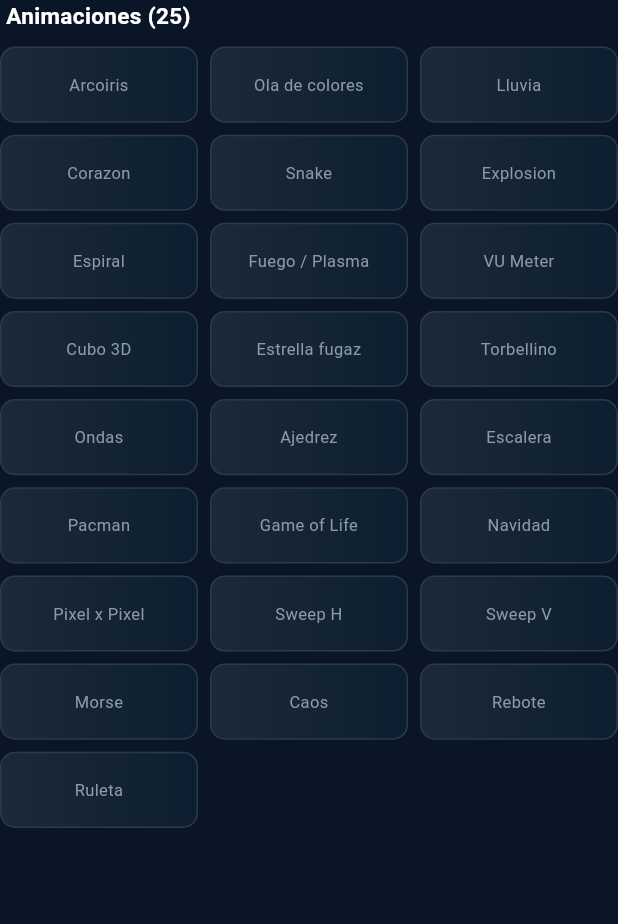
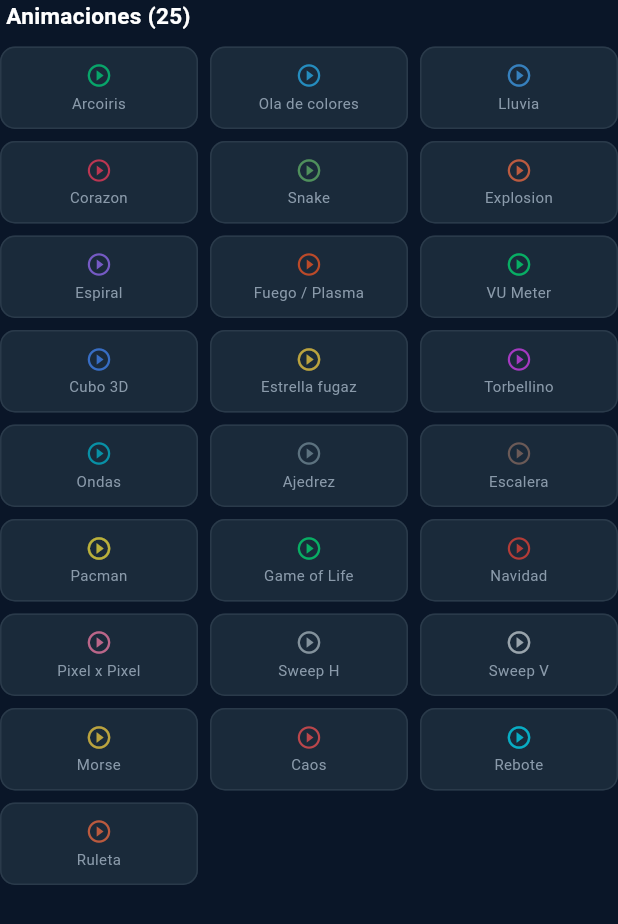
Before and after one commit to tarzar1/bt, a Flutter app: the AnimationGrid widget shown alone on an empty page, opened directly, on a phone screen of 412 x 824 dp. Shown: the top 924 px of the screen. Run offline on Flutter 3.47's test engine with Material 3 defaults, Android fonts, the phone set to English and light mode, and no system bars; our stand-ins replace flutter_blue_plus, flutter_riverpod.

Commit message:
Fix UI: Scaffold wrapper, play buttons with InkWell, overflow fix, demo mode

```diff
--- a/lib/widgets/anim_grid.dart
+++ b/lib/widgets/anim_grid.dart
@@ -24,14 +24,13 @@ class AnimationGrid extends ConsumerWidget {
                   fontWeight: FontWeight.bold,
                   color: Colors.white)),
         ),
-        SizedBox(
-          height: (animations.length / _columns).ceil() * 82.0,
-          child: GridView.builder(
+        GridView.builder(
+          shrinkWrap: true,
           physics: const NeverScrollableScrollPhysics(),
           padding: EdgeInsets.zero,
           gridDelegate: const SliverGridDelegateWithFixedCrossAxisCount(
             crossAxisCount: _columns,
-              childAspectRatio: 2.6,
+            childAspectRatio: 2.4,
             crossAxisSpacing: 8,
             mainAxisSpacing: 8,
           ),
@@ -39,37 +38,67 @@ class AnimationGrid extends ConsumerWidget {
           itemBuilder: (context, i) {
             final a = animations[i];
             final active = current == a.name;
-              return GestureDetector(
+            return _AnimCell(
+              name: a.name,
+              color: Color(a.colors[0]),
+              active: active,
               onTap: () {
                 svc.anim(a.name);
                 ref.read(currentAnimProvider.notifier).state = a.name;
               },
-                child: AnimatedContainer(
-                  duration: const Duration(milliseconds: 200),
+            );
+          },
+        ),
+      ],
+    );
+  }
+}
+
+class _AnimCell extends StatelessWidget {
+  final String name;
+  final Color color;
+  final bool active;
+  final VoidCallback onTap;
+
+  const _AnimCell({
+    required this.name,
+    required this.color,
+    required this.active,
+    required this.onTap,
+  });
+
+  @override
+  Widget build(BuildContext context) {
+    return Material(
+      color: active ? color : const Color(0xFF1A2A3A),
+      borderRadius: BorderRadius.circular(10),
+      child: InkWell(
+        onTap: onTap,
+        borderRadius: BorderRadius.circular(10),
+        child: Container(
           decoration: BoxDecoration(
-                    gradient: LinearGradient(
-                      colors: active
-                          ? a.colors.map((c) => Color(c)).toList()
-                          : [const Color(0xFF1A2A3A), const Color(0xFF0D1E30)],
-                    ),
             borderRadius: BorderRadius.circular(10),
             border: Border.all(
-                      color: active
-                          ? Color(a.colors[0])
-                          : const Color(0xFF2A3A4A),
+              color: active ? color : const Color(0xFF2A3A4A),
               width: active ? 2 : 1,
             ),
           ),
-                  child: Center(
           child: Column(
             mainAxisAlignment: MainAxisAlignment.center,
             children: [
-                        Text(a.name,
+              Icon(
+                active ? Icons.play_circle_filled : Icons.play_circle_outline,
+                color: active ? Colors.white : color.withValues(alpha: 0.7),
+                size: 18,
+              ),
+              const SizedBox(height: 2),
+              Text(name,
                   textAlign: TextAlign.center,
+                  maxLines: 1,
+                  overflow: TextOverflow.ellipsis,
                   style: TextStyle(
-                              fontSize: 11,
-                              fontWeight:
-                                  active ? FontWeight.bold : FontWeight.normal,
+                    fontSize: 10,
+                    fontWeight: active ? FontWeight.bold : FontWeight.normal,
                     color: active ? Colors.white : const Color(0xFF8A9AAA),
                   )),
             ],
@@ -77,10 +106,5 @@ class AnimationGrid extends ConsumerWidget {
         ),
       ),
     );
-            },
-          ),
-        ),
-      ],
-    );
   }
 }
--- a/lib/widgets/sliders.dart
+++ b/lib/widgets/sliders.dart
@@ -24,7 +24,9 @@ class MatrixSlider extends StatelessWidget {
 
   @override
   Widget build(BuildContext context) {
-    return Column(
+    return Material(
+      type: MaterialType.transparency,
+      child: Column(
       crossAxisAlignment: CrossAxisAlignment.start,
       children: [
         Row(
@@ -55,6 +57,7 @@ class MatrixSlider extends StatelessWidget {
           ),
         ),
       ],
+    ),
     );
   }
 }
```
Also changed, not shown: lib/main.dart (+8 -5 lines), lib/providers/matrix_provider.dart (+14 -0 lines), lib/screens/control_screen.dart (+25 -16 lines), lib/screens/scan_screen.dart (+20 -3 lines), lib/widgets/connection_status.dart (+10 -3 lines), specs.json (added, +125 -0 lines). Lines whose indentation alone changed are shown as unchanged.
